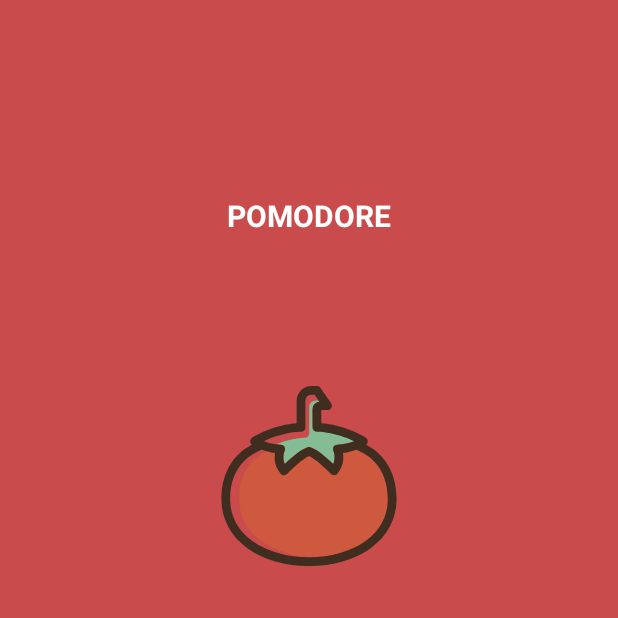
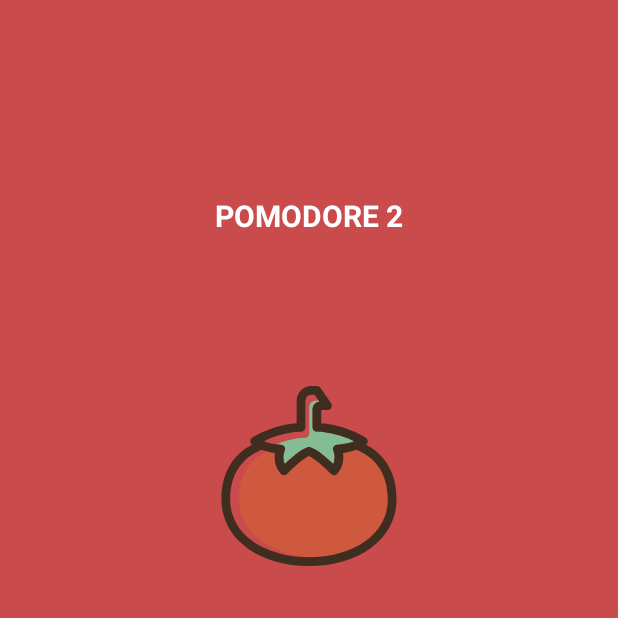
Before and after one commit to paixaoDev/pomodore_app, an Android app: the screen it shows after launch (PomodoreScreen), on a phone screen of 412 x 824 dp, the top half of it. Run offline under Robolectric (Android 15) with nearby library versions, the phone set to English and light mode, and no system bars.

Commit message:
name change

```diff
--- a/app/src/main/res/values/strings.xml
+++ b/app/src/main/res/values/strings.xml
@@ -1,3 +1,3 @@
 <resources>
-    <string name="app_name">Pomodore</string>
+    <string name="app_name">Pomodore 2</string>
 </resources>
```
